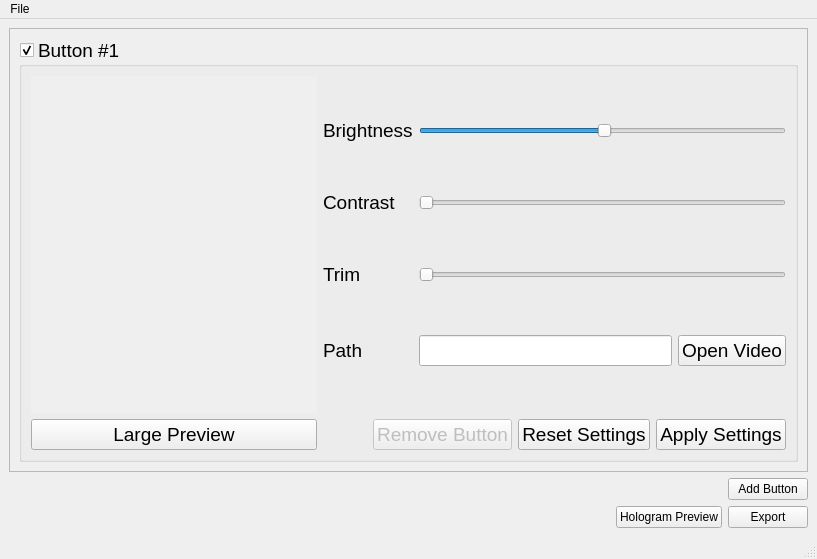
This is ConfigurationApp/mainwindow.ui in HologramHomies/ConfigurationApplication as Qt 5 draws it before an edit. The edited form follows.
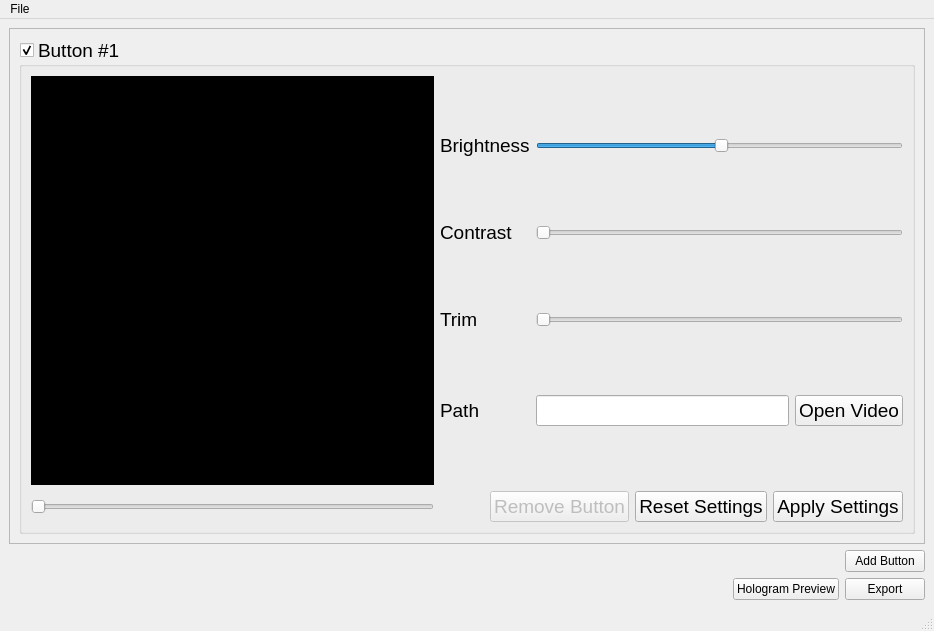
This is the edited form.

Commit message:
New UI changes, QT 5 DownGrade, Functionality Additions
NOTE: QT 5 is used as of this commit

-Removed Large Button Preview and replaced with video seeker slider
-Brightness and Contrast functionality were added

The edit to the form file:
```diff
--- a/ConfigurationApp/mainwindow.ui
+++ b/ConfigurationApp/mainwindow.ui
@@ -6,8 +6,8 @@
    <rect>
     <x>0</x>
     <y>0</y>
-    <width>817</width>
-    <height>559</height>
+    <width>934</width>
+    <height>631</height>
    </rect>
   </property>
   <property name="windowTitle">
@@ -25,8 +25,8 @@
         <rect>
          <x>0</x>
          <y>0</y>
-         <width>797</width>
-         <height>432</height>
+         <width>914</width>
+         <height>504</height>
         </rect>
        </property>
        <layout class="QVBoxLayout" name="verticalLayout">
@@ -53,98 +53,14 @@
            <bool>true</bool>
           </property>
           <layout class="QGridLayout" name="gridLayout_2">
-           <item row="0" column="0">
-            <widget class="QLabel" name="videoPlayer_label">
-             <property name="sizePolicy">
-              <sizepolicy hsizetype="MinimumExpanding" vsizetype="Expanding">
-               <horstretch>0</horstretch>
-               <verstretch>0</verstretch>
-              </sizepolicy>
+           <item row="2" column="1">
+            <widget class="QSlider" name="seeker_Slider">
+             <property name="orientation">
+              <enum>Qt::Horizontal</enum>
              </property>
-             <property name="minimumSize">
-              <size>
-               <width>250</width>
-               <height>200</height>
-              </size>
-             </property>
-             <property name="autoFillBackground">
-              <bool>true</bool>
-             </property>
-             <property name="text">
-              <string>&lt;VIDEO PLAYER&gt;</string>
-             </property>
-             <property name="alignment">
-              <set>Qt::AlignCenter</set>
-             </property>
             </widget>
            </item>
-           <item row="1" column="0">
-            <widget class="QPushButton" name="largePreview_pushButton">
-             <property name="text">
-              <string>Large Preview</string>
-             </property>
-            </widget>
-           </item>
-           <item row="1" column="1">
-            <layout class="QHBoxLayout" name="videoButtonOptions_HLayout">
-             <item>
-              <spacer name="hSpacer">
-               <property name="orientation">
-                <enum>Qt::Horizontal</enum>
-               </property>
-               <property name="sizeHint" stdset="0">
-                <size>
-                 <width>50</width>
-                 <height>20</height>
-                </size>
-               </property>
-              </spacer>
-             </item>
-             <item>
-              <widget class="QPushButton" name="removeButton_pushButton">
-               <property name="enabled">
-                <bool>false</bool>
-               </property>
-               <property name="sizePolicy">
-                <sizepolicy hsizetype="Expanding" vsizetype="Fixed">
-                 <horstretch>0</horstretch>
-                 <verstretch>0</verstretch>
-                </sizepolicy>
-               </property>
-               <property name="text">
-                <string>Remove Button</string>
-               </property>
-              </widget>
-             </item>
-             <item>
-              <widget class="QPushButton" name="resetSettings_pushButton">
-               <property name="sizePolicy">
-                <sizepolicy hsizetype="Expanding" vsizetype="Fixed">
-                 <horstretch>0</horstretch>
-                 <verstretch>0</verstretch>
-                </sizepolicy>
-               </property>
-               <property name="text">
-                <string>Reset Settings</string>
-               </property>
-              </widget>
-             </item>
-             <item>
-              <widget class="QPushButton" name="applySettings_pushButton">
-               <property name="sizePolicy">
-                <sizepolicy hsizetype="Expanding" vsizetype="Fixed">
-                 <horstretch>0</horstretch>
-                 <verstretch>0</verstretch>
-                </sizepolicy>
-               </property>
-               <property name="text">
-                <string>Apply Settings</string>
-               </property>
-              </widget>
-             </item>
-            </layout>
-           </item>
-           <item row="0" column="1">
+           <item row="0" column="2">
             <layout class="QGridLayout" name="videoSettings_gridLayout">
              <item row="2" column="0">
               <widget class="QLabel" name="trim_Label">
@@ -220,6 +136,90 @@
              </item>
             </layout>
            </item>
+           <item row="2" column="2">
+            <layout class="QHBoxLayout" name="videoButtonOptions_HLayout">
+             <item>
+              <spacer name="hSpacer">
+               <property name="orientation">
+                <enum>Qt::Horizontal</enum>
+               </property>
+               <property name="sizeHint" stdset="0">
+                <size>
+                 <width>50</width>
+                 <height>20</height>
+                </size>
+               </property>
+              </spacer>
+             </item>
+             <item>
+              <widget class="QPushButton" name="removeButton_pushButton">
+               <property name="enabled">
+                <bool>false</bool>
+               </property>
+               <property name="sizePolicy">
+                <sizepolicy hsizetype="Expanding" vsizetype="Fixed">
+                 <horstretch>0</horstretch>
+                 <verstretch>0</verstretch>
+                </sizepolicy>
+               </property>
+               <property name="text">
+                <string>Remove Button</string>
+               </property>
+              </widget>
+             </item>
+             <item>
+              <widget class="QPushButton" name="resetSettings_pushButton">
+               <property name="sizePolicy">
+                <sizepolicy hsizetype="Expanding" vsizetype="Fixed">
+                 <horstretch>0</horstretch>
+                 <verstretch>0</verstretch>
+                </sizepolicy>
+               </property>
+               <property name="text">
+                <string>Reset Settings</string>
+               </property>
+              </widget>
+             </item>
+             <item>
+              <widget class="QPushButton" name="applySettings_pushButton">
+               <property name="sizePolicy">
+                <sizepolicy hsizetype="Expanding" vsizetype="Fixed">
+                 <horstretch>0</horstretch>
+                 <verstretch>0</verstretch>
+                </sizepolicy>
+               </property>
+               <property name="text">
+                <string>Apply Settings</string>
+               </property>
+              </widget>
+             </item>
+            </layout>
+           </item>
+           <item row="0" column="1">
+            <widget class="QLabel" name="video_Label">
+             <property name="sizePolicy">
+              <sizepolicy hsizetype="MinimumExpanding" vsizetype="MinimumExpanding">
+               <horstretch>0</horstretch>
+               <verstretch>0</verstretch>
+              </sizepolicy>
+             </property>
+             <property name="minimumSize">
+              <size>
+               <width>350</width>
+               <height>300</height>
+              </size>
+             </property>
+             <property name="autoFillBackground">
+              <bool>false</bool>
+             </property>
+             <property name="styleSheet">
+              <string notr="true">background-color: black;</string>
+             </property>
+             <property name="text">
+              <string/>
+             </property>
+            </widget>
+           </item>
           </layout>
          </widget>
         </item>
@@ -289,7 +289,7 @@
     <rect>
      <x>0</x>
      <y>0</y>
-     <width>817</width>
+     <width>934</width>
      <height>21</height>
     </rect>
    </property>
```
The commit also changes 6 other files.
